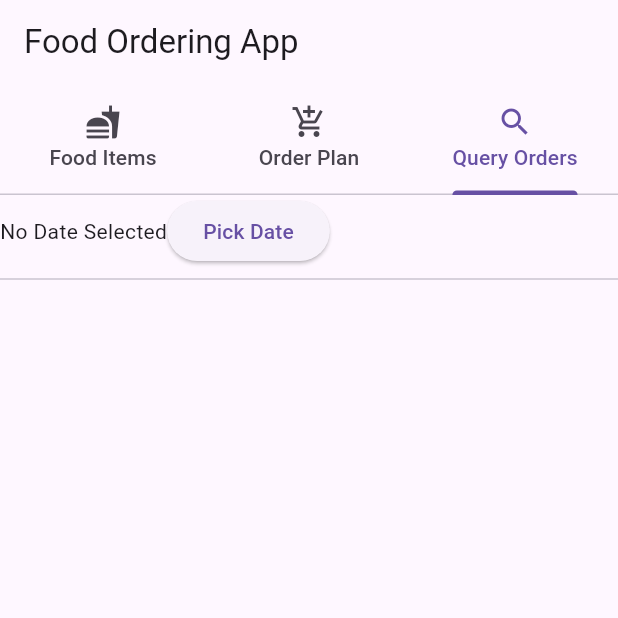
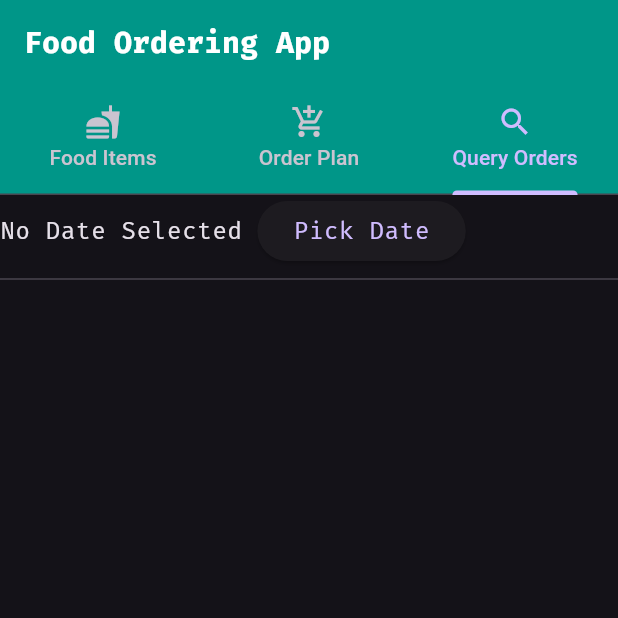
Before and after one commit to tahmid-chowdhury/FoodOrdering, a Flutter app: the screen it shows after launch, tab 3 chosen, on a phone screen of 412 x 824 dp, the top half of it. Run offline on Flutter 3.47's test engine with Material 3 defaults, Android fonts, the phone set to English and light mode, and no system bars; our stand-ins replace sqflite; accounts and stored records are empty.

Commit message:
Customized app UI

```diff
--- a/food_ordering/lib/main.dart
+++ b/food_ordering/lib/main.dart
@@ -21,7 +21,19 @@
   Widget build(BuildContext context) {
     return MaterialApp(
       title: 'Food Ordering App',
-      theme: ThemeData(primarySwatch: Colors.blue),
+      theme: ThemeData(
+        brightness: Brightness.dark, // Dark theme
+        primarySwatch: Colors.teal,
+        textTheme: const TextTheme(
+          headlineLarge: TextStyle(fontFamily: 'FiraCode', fontSize: 24, fontWeight: FontWeight.bold),
+          bodyLarge: TextStyle(fontFamily: 'FiraCode', fontSize: 16),
+          bodyMedium: TextStyle(fontFamily: 'FiraCode', fontSize: 14),
+        ),
+        appBarTheme: const AppBarTheme(
+          color: Colors.teal,
+          titleTextStyle: TextStyle(fontFamily: 'FiraCode', fontSize: 20, fontWeight: FontWeight.bold),
+        ),
+      ),
       home: const HomeScreen(),
     );
   }
--- a/food_ordering/lib/order_query_screen.dart
+++ b/food_ordering/lib/order_query_screen.dart
@@ -94,27 +94,38 @@ class _OrderQueryScreenState extends State<OrderQueryScreen> {
                 _selectedDate != null
                     ? 'Selected Date: ${_selectedDate!.toLocal().toString().split(' ')[0]}'
                     : 'No Date Selected',
+                style: Theme.of(context).textTheme.bodyLarge,
               ),
+              const SizedBox(width: 10),
               ElevatedButton(
                 onPressed: _pickDate,
                 child: const Text('Pick Date'),
+                style: ElevatedButton.styleFrom(
+                  textStyle: Theme.of(context).textTheme.bodyLarge,
+                ),
               ),
             ],
           ),
           const Divider(),
           // Order Plan Details
           if (orderPlan != null) ...[
-            Text('Items: ${orderPlan!['items']}'),
-            Text('Total Cost: \$${orderPlan!['totalCost']}'),
+            Text('Items: ${orderPlan!['items']}', style: Theme.of(context).textTheme.bodyLarge),
+            Text('Total Cost: \$${orderPlan!['totalCost']}', style: Theme.of(context).textTheme.bodyMedium),
             Row(
               children: [
                 ElevatedButton(
                   onPressed: _updateOrderPlan,
                   child: const Text('Update Order Plan'),
+                  style: ElevatedButton.styleFrom(
+                    textStyle: Theme.of(context).textTheme.bodyLarge,
+                  ),
                 ),
                 ElevatedButton(
                   onPressed: _deleteOrderPlan,
                   child: const Text('Delete Order Plan'),
+                  style: ElevatedButton.styleFrom(
+                    textStyle: Theme.of(context).textTheme.bodyLarge,
+                  ),
                 ),
               ],
             ),
--- a/food_ordering/pubspec.yaml
+++ b/food_ordering/pubspec.yaml
@@ -90,3 +90,9 @@ flutter:
   #
   # For details regarding fonts from package dependencies,
   # see https://flutter.dev/to/font-from-package
+  assets:
+    - assets/fonts/
+  fonts:
+    - family: FiraCode
+      fonts:
+        - asset: assets/fonts/FiraCode-Regular.ttf
```
Also changed, not shown: food_ordering/lib/food_list_screen.dart (+5 -2 lines), food_ordering/lib/order_plan_screen.dart (+10 -3 lines), food_ordering/assets/fonts/FiraCode-Regular.ttf (added).
